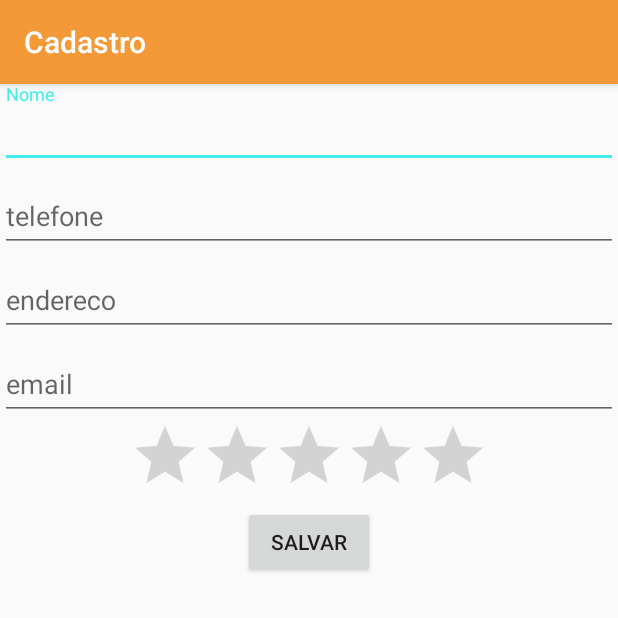
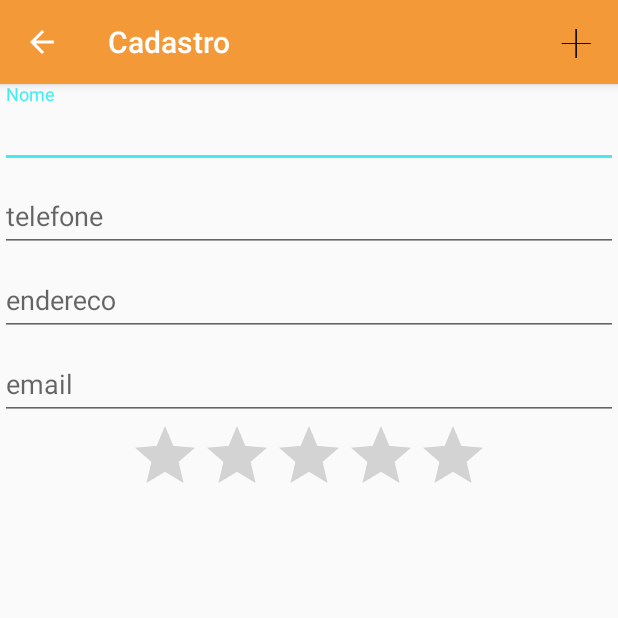
Before and after one commit to CaelumAulas/android7887, an Android app: the FormularioActivity screen opened directly, with no data from a screen before it, on a phone screen of 412 x 824 dp, the top half of it. Run offline under Robolectric (Android 15) with nearby library versions, the phone set to English and light mode, and no system bars.

Commit message:
adicionando menu - ex 3.9

```diff
--- a/app/src/main/java/br/com/caelum/cadastro/FormularioActivity.java
+++ b/app/src/main/java/br/com/caelum/cadastro/FormularioActivity.java
@@ -1,13 +1,12 @@
 package br.com.caelum.cadastro;
 
-import android.content.Intent;
 import android.os.Bundle;
 import android.support.annotation.Nullable;
+import android.support.v7.app.ActionBar;
 import android.support.v7.app.AppCompatActivity;
-import android.view.View;
-import android.widget.Button;
-
-import static android.view.View.OnClickListener;
+import android.view.Menu;
+import android.view.MenuInflater;
+import android.view.MenuItem;
 
 public class FormularioActivity extends AppCompatActivity {
 
@@ -17,15 +16,38 @@ public class FormularioActivity extends AppCompatActivity {
         super.onCreate(savedInstanceState);
         setContentView(R.layout.activity_formulario);
 
-        Button salvar = findViewById(R.id.formulario_salvar);
+        ActionBar actionBar = getSupportActionBar();
+        actionBar.setDisplayHomeAsUpEnabled(true);
 
-        salvar.setOnClickListener(new OnClickListener() {
-            @Override
-            public void onClick(View view) {
-                finish();
-            }
-        });
     }
 
 
+    @Override
+    public boolean onCreateOptionsMenu(Menu menu) {
+
+        MenuInflater inflater = getMenuInflater();
+
+        inflater.inflate(R.menu.menu_formulario, menu);
+
+        return true;
+    }
+
+
+    @Override
+    public boolean onOptionsItemSelected(MenuItem item) {
+
+        switch (item.getItemId()) {
+
+            case R.id.menu_formulario_salvar:
+                finish();
+                return true;
+
+            case android.R.id.home:
+                finish();
+                return true;
+
+            default:
+                return false;
+        }
+    }
 }
--- a/app/src/main/res/layout/activity_formulario.xml
+++ b/app/src/main/res/layout/activity_formulario.xml
@@ -60,11 +60,6 @@
         android:layout_gravity="center"
         android:numStars="5" />
 
-    <Button
-        android:id="@+id/formulario_salvar"
-        android:layout_width="wrap_content"
-        android:layout_height="wrap_content"
-        android:layout_gravity="center"
-        android:text="Salvar" />
+
 
 </LinearLayout>
--- /dev/null
+++ b/app/src/main/res/menu/menu_formulario.xml
@@ -0,0 +1,11 @@
+<?xml version="1.0" encoding="utf-8"?>
+<menu xmlns:android="http://schemas.android.com/apk/res/android"
+    xmlns:app="http://schemas.android.com/apk/res-auto">
+
+    <item
+        android:id="@+id/menu_formulario_salvar"
+        android:title="Salvar"
+        app:showAsAction="always"
+        android:icon="@drawable/plus"/>
+
+</menu>
```
